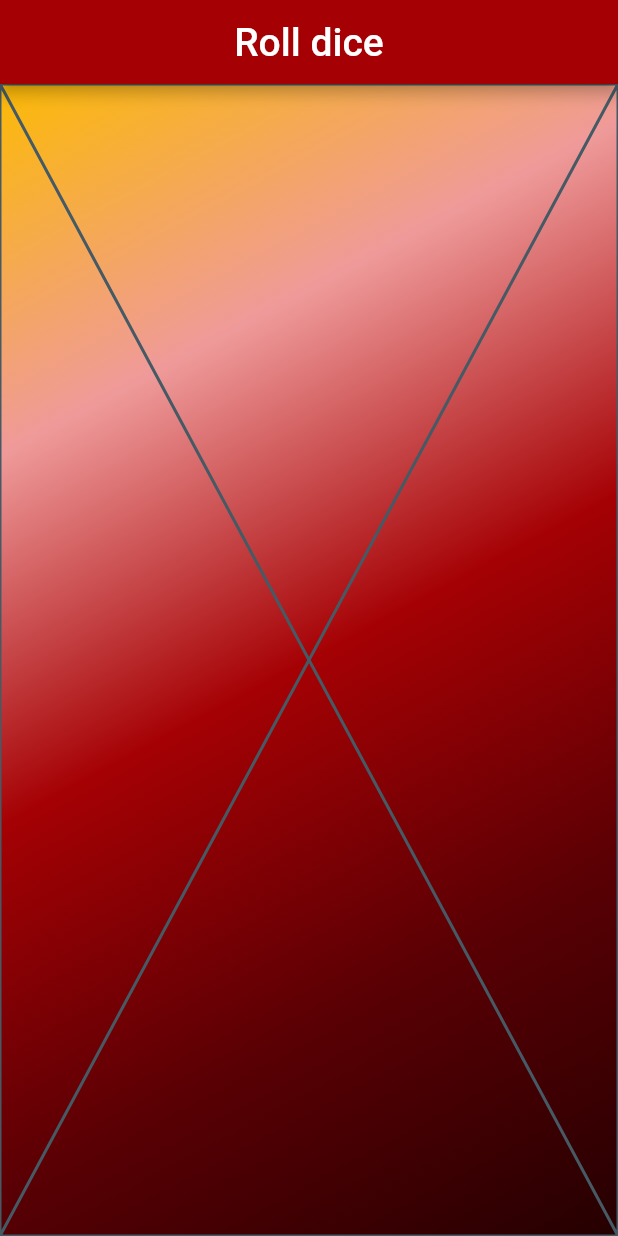
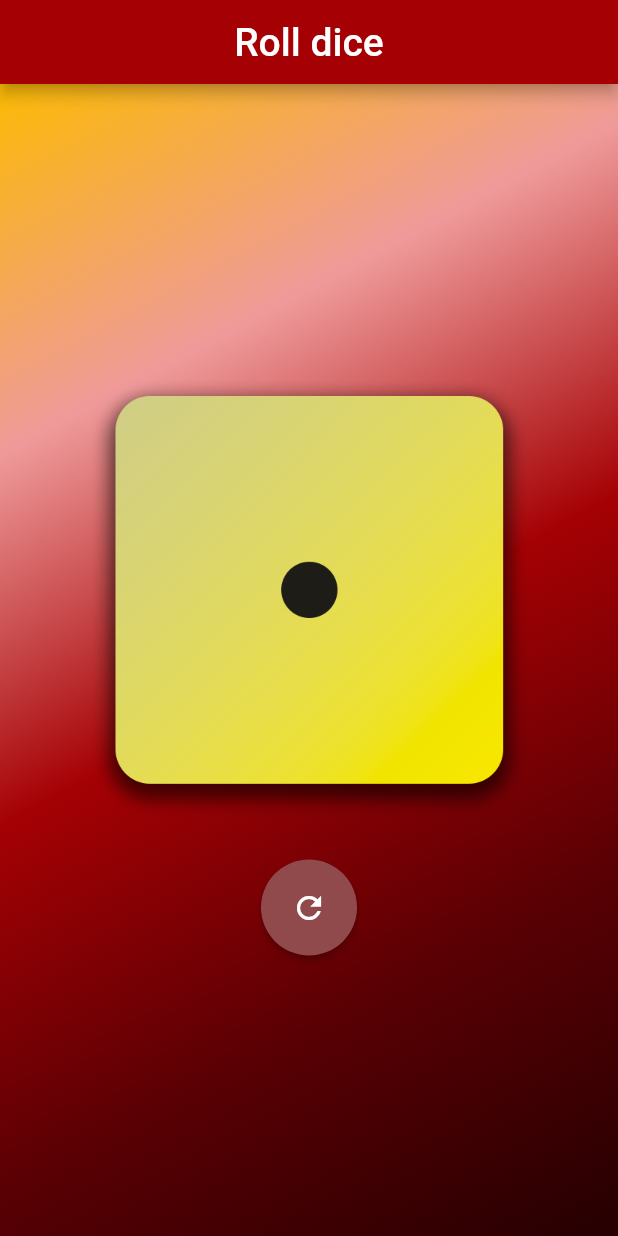
Before and after one commit to GuilhermeAlecrim7K/flutter_practice_projects, a Flutter app: the screen it shows after launch, on a phone screen of 412 x 824 dp. Run offline on Flutter 3.47's test engine with Material 2 defaults, Android fonts, the phone set to English and light mode, and no system bars.

Commit message:
replace Placeholder with DiceRoller in the home page

```diff
--- a/roll_dice/lib/pages/home_page.dart
+++ b/roll_dice/lib/pages/home_page.dart
@@ -1,5 +1,6 @@
 import 'package:flutter/material.dart';
 import 'package:roll_dice/shared/app_colors.dart';
+import 'package:roll_dice/widgets/dice_roller.dart';
 import 'package:roll_dice/widgets/gradient_container.dart';
 
 class HomePage extends StatelessWidget {
@@ -18,7 +19,9 @@ class HomePage extends StatelessWidget {
       ),
       body: const GradientContainer(
         colors: AppColors.backgroundGradient,
-        child: Placeholder(),
+        child: Center(
+          child: DiceRoller(),
+        ),
       ),
     );
   }
```
